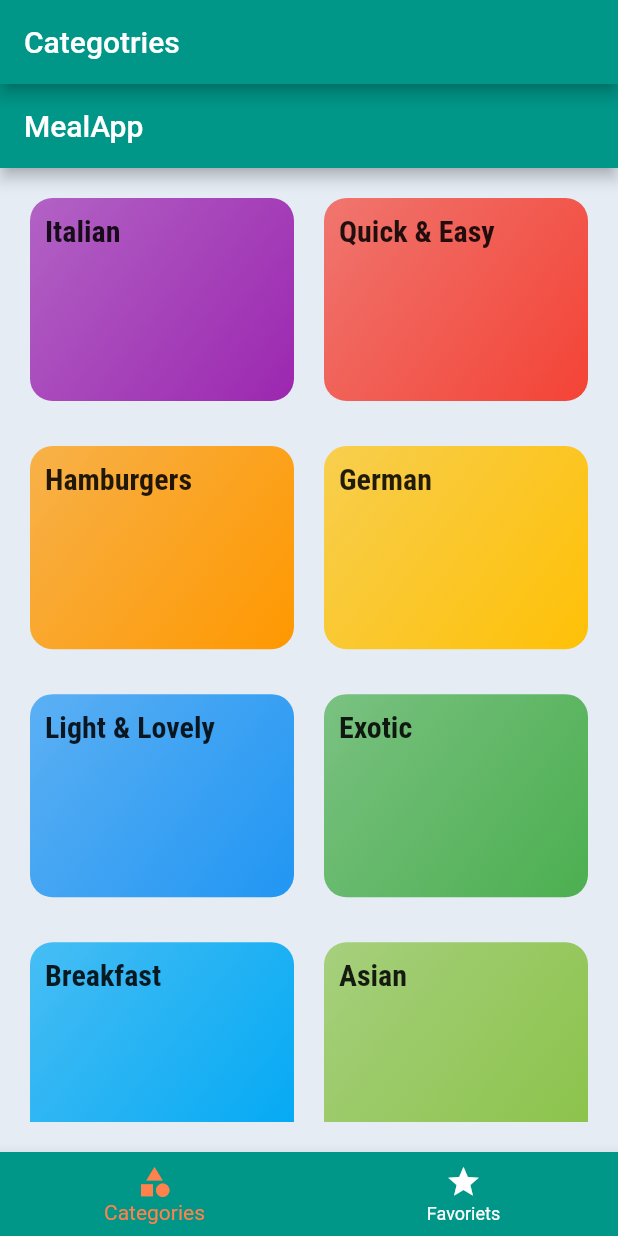
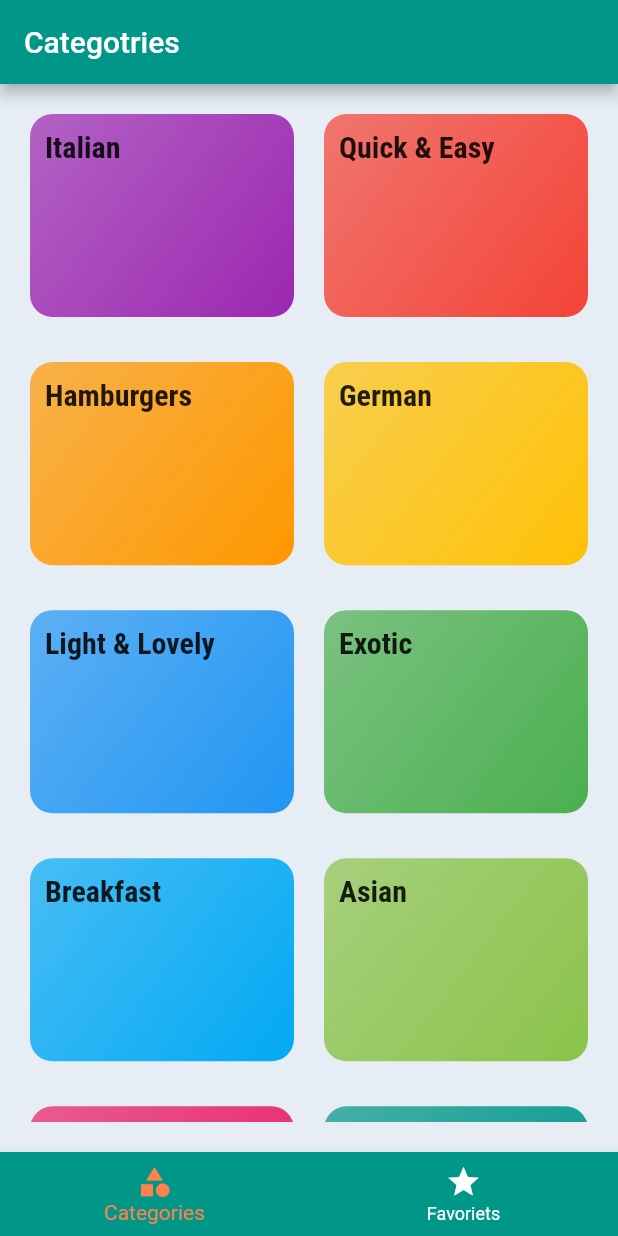
Before and after one commit to RexGod/meal_app, a Flutter app: the screen it shows after launch, on a phone screen of 412 x 824 dp. Run offline on Flutter 3.47's test engine with Material 2 defaults, Android fonts, the phone set to English and light mode, and no system bars.

Commit message:
delete app bar

```diff
--- a/lib/pages/category_screen.dart
+++ b/lib/pages/category_screen.dart
@@ -5,9 +5,7 @@ import '../data/166 dummy_data.dart';
 class CategoryScreen extends StatelessWidget {
   @override
   Widget build(BuildContext context) {
-    return Scaffold(
-      appBar: AppBar(title: Text('MealApp')),
-      body: Padding(
+    return Padding(
       padding: const EdgeInsets.all(20.0),
       child: GridView(
           gridDelegate: const SliverGridDelegateWithMaxCrossAxisExtent(
@@ -18,7 +16,6 @@ class CategoryScreen extends StatelessWidget {
           children: DUMMY_CATEGORIES.map((item) {
             return CategoryItem(item.color, item.title, item.id);
           }).toList()),
-      ),
     );
   }
 }
```
Lines whose indentation alone changed are shown as unchanged.
